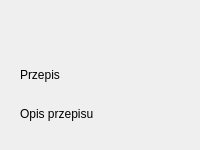
Before: the Qt Designer form recipecard.ui in alkolodziej/cook-book, drawn with Qt 5.
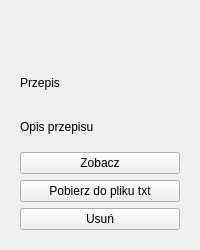
After: the same form once the commit is applied.

Commit message: Recipe card added Delete and Download button

```diff
--- a/recipecard.ui
+++ b/recipecard.ui
@@ -7,7 +7,7 @@
     <x>0</x>
     <y>0</y>
     <width>200</width>
-    <height>150</height>
+    <height>250</height>
    </rect>
   </property>
   <property name="sizePolicy">
@@ -19,13 +19,13 @@
   <property name="minimumSize">
    <size>
     <width>200</width>
-    <height>150</height>
+    <height>250</height>
    </size>
   </property>
   <property name="maximumSize">
    <size>
     <width>200</width>
-    <height>150</height>
+    <height>250</height>
    </size>
   </property>
   <property name="styleSheet">
@@ -104,6 +104,27 @@
         </property>
        </widget>
       </item>
+      <item>
+       <widget class="QPushButton" name="pushButtonSeeRecipe">
+        <property name="text">
+         <string>Zobacz</string>
+        </property>
+       </widget>
+      </item>
+      <item>
+       <widget class="QPushButton" name="pushButtonDownload">
+        <property name="text">
+         <string>Pobierz do pliku txt</string>
+        </property>
+       </widget>
+      </item>
+      <item>
+       <widget class="QPushButton" name="pushButtonDelete">
+        <property name="text">
+         <string>Usuń</string>
+        </property>
+       </widget>
+      </item>
      </layout>
     </widget>
    </item>
```
The commit also changes 7 other files.
